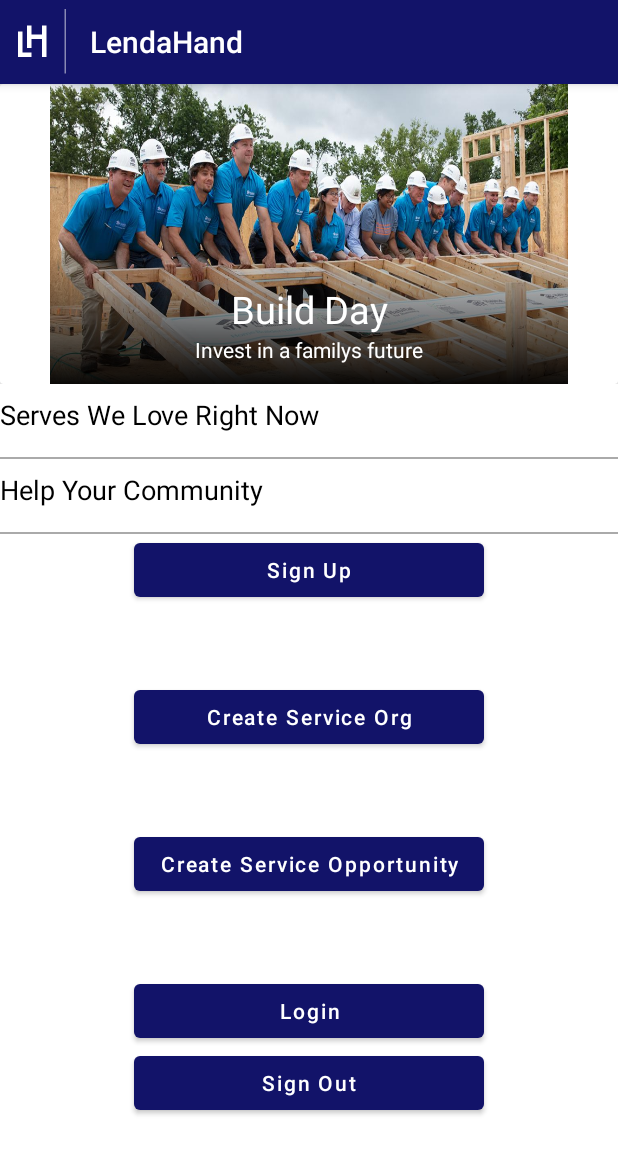
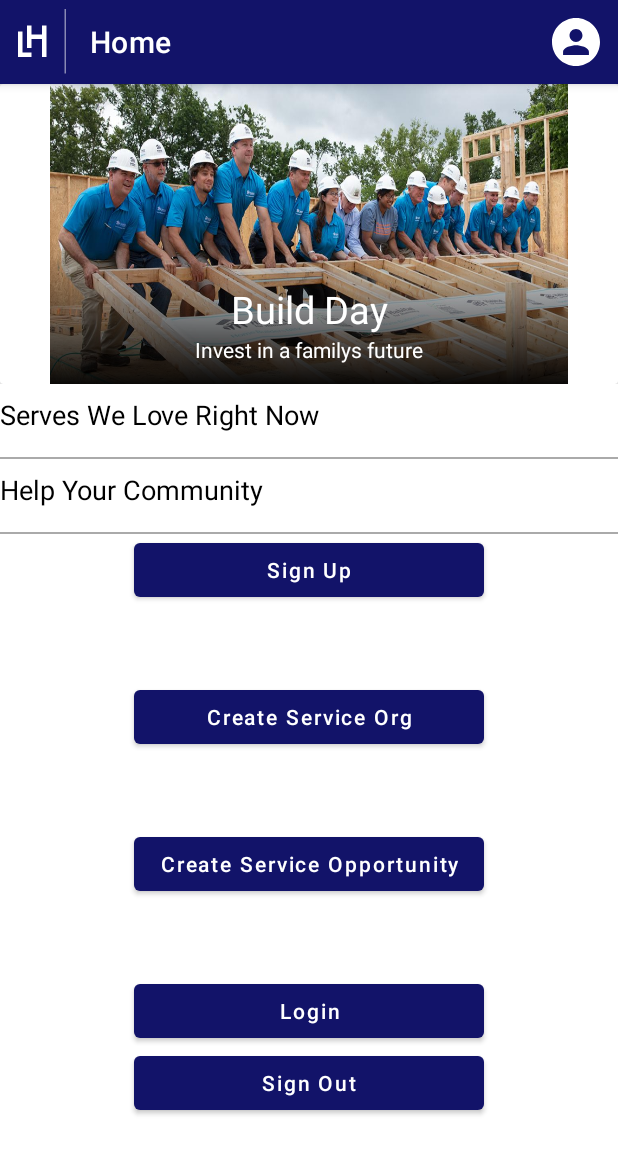
Before and after one commit to dmwever/LendaHand, an Android app: the screen it shows after launch (MainActivity), on a phone screen of 412 x 824 dp. Shown: the top 1154 px of the screen. Run offline under Robolectric (Android 15) with nearby library versions, the phone set to English and light mode, and no system bars; our stand-ins replace Firebase (no records; nobody signed in at launch, a user with empty details on screens opened directly); libraries missing offline, so code that uses them is left out: com.amazonaws.mobile, com.amazonaws.mobileconnectors, com.apollographql.apollo.

Commit message:
Added profile button to Toolbar

```diff
--- a/LendaHandApp/app/src/main/java/com/example/lendahand/MainActivity.java
+++ b/LendaHandApp/app/src/main/java/com/example/lendahand/MainActivity.java
@@ -1,10 +1,14 @@
 package com.example.lendahand;
 
+import androidx.annotation.NonNull;
 import androidx.appcompat.app.AppCompatActivity;
 
 import android.content.Intent;
 import android.os.Bundle;
 import android.util.Log;
+import android.view.Menu;
+import android.view.MenuInflater;
+import android.view.MenuItem;
 import android.view.View;
 import android.widget.Toast;
 
@@ -57,7 +61,9 @@ public class MainActivity extends AppCompatActivity {
         featuredServiceOpsRecyclerView.setLayoutManager(new LinearLayoutManager(this, LinearLayoutManager.HORIZONTAL, false));
 
 
-
+        Toolbar toolbar = findViewById(R.id.toolbar);
+        setSupportActionBar(toolbar);
+        getSupportActionBar().setTitle("Home");
 
         addTemporaryButtons();
     }
@@ -144,4 +150,26 @@ public class MainActivity extends AppCompatActivity {
             Toast.makeText(this,"U Didnt signed in",Toast.LENGTH_LONG).show();
         }
     }
+
+    @Override
+    public boolean onCreateOptionsMenu(Menu menu) {
+        MenuInflater inflater = getMenuInflater();
+        inflater.inflate(R.menu.lh_menu, menu);
+        return true;
+    }
+
+    @Override
+    public boolean onOptionsItemSelected(@NonNull MenuItem item) {
+
+        switch (item.getItemId()) {
+            case R.id.profileIcon:
+                Intent LoginScreen = new Intent(MainActivity.this, Login.class);
+                startActivity(LoginScreen);
+                return true;
+
+            default:
+                return this.onOptionsItemSelected(item);
+
+        }
+    }
 }
--- /dev/null
+++ b/LendaHandApp/app/src/main/res/drawable/ic_profile_icon.xml
@@ -0,0 +1,12 @@
+<vector xmlns:android="http://schemas.android.com/apk/res/android"
+    android:width="39dp"
+    android:height="39dp"
+    android:viewportWidth="39"
+    android:viewportHeight="39">
+  <path
+      android:pathData="M19.5,39C8.7304,39 0,30.2696 0,19.5C0,8.7304 8.7304,0 19.5,0C30.2696,0 39,8.7304 39,19.5C39,30.2696 30.2696,39 19.5,39ZM19.5,19.5C22.4006,19.5 24.75,17.1506 24.75,14.25C24.75,11.3494 22.4006,9 19.5,9C16.5994,9 14.25,11.3494 14.25,14.25C14.25,17.1506 16.5994,19.5 19.5,19.5ZM19.5,22.125C15.9956,22.125 9,23.8838 9,27.375L9,30L30,30L30,27.375C30,23.8838 23.0044,22.125 19.5,22.125Z"
+      android:strokeWidth="1"
+      android:fillColor="#FFFFFF"
+      android:fillType="evenOdd"
+      android:strokeColor="#00000000"/>
+</vector>
--- a/LendaHandApp/app/src/main/res/layout/activity_main.xml
+++ b/LendaHandApp/app/src/main/res/layout/activity_main.xml
@@ -8,20 +8,9 @@
     android:orientation="vertical"
     tools:context=".MainActivity">
 
-    <com.google.android.material.appbar.AppBarLayout
-        android:layout_width="match_parent"
-        android:layout_height="wrap_content">
-
-        <androidx.appcompat.widget.Toolbar
-            android:id="@+id/app_bar"
-            style="@style/LendaHand_Top_Bar"
-            android:layout_width="match_parent"
-            android:layout_height="?attr/actionBarSize"
-            app:navigationIcon="@drawable/ic_lendahand_logo_with_divider"
-            app:contentInsetStartWithNavigation="0dp"
-            app:title="@string/app_name" />
-
-    </com.google.android.material.appbar.AppBarLayout>
+    <include
+        android:id="@+id/toolbar"
+        layout="@layout/lh_toolbar"/>
 
     <ScrollView
         android:layout_width="match_parent"
--- /dev/null
+++ b/LendaHandApp/app/src/main/res/layout/lh_toolbar.xml
@@ -0,0 +1,11 @@
+<?xml version="1.0" encoding="utf-8"?>
+<androidx.appcompat.widget.Toolbar xmlns:android="http://schemas.android.com/apk/res/android"
+    xmlns:app="http://schemas.android.com/apk/res-auto"
+    android:layout_width="match_parent"
+    android:layout_height="wrap_content"
+    android:background="@color/color_primary"
+    android:theme="@style/ThemeOverlay.AppCompat.Dark.ActionBar"
+    android:elevation="4dp"
+    app:navigationIcon="@drawable/ic_lendahand_logo_with_divider"
+    app:contentInsetStartWithNavigation="0dp">
+</androidx.appcompat.widget.Toolbar>
--- a/LendaHandApp/app/src/main/res/menu/top_bar.xml
+++ b/LendaHandApp/app/src/main/res/menu/lh_menu.xml
@@ -2,10 +2,9 @@
 <menu xmlns:android="http://schemas.android.com/apk/res/android"
     xmlns:app="http://schemas.android.com/apk/res-auto">
 
-    <item
-        android:id="@+id/action_favorite"
-        android:icon="@drawable/volunteer_photo"
-        android:title="User"
-        app:showAsAction="always"/>
+    <item android:id="@+id/profileIcon"
+        android:icon="@drawable/ic_profile_icon"
+        android:title="Profile"
+        app:showAsAction="always" />
 
 </menu>
```
